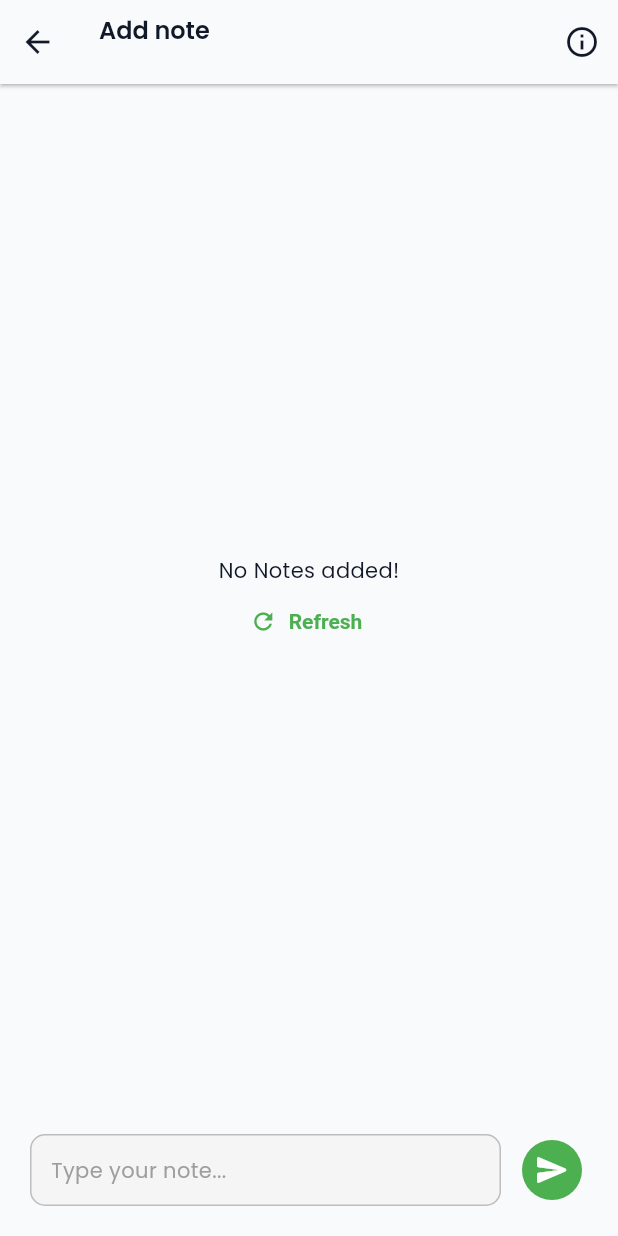
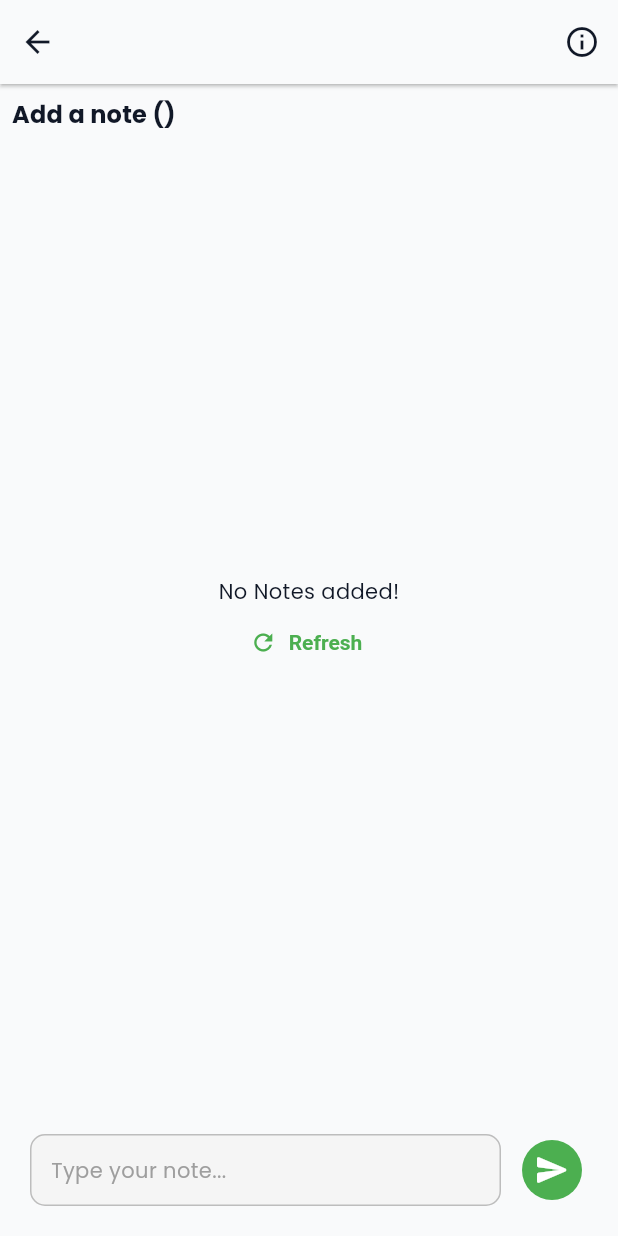
Before and after one commit to fazilmobil80/LimeWyre, a Flutter app: the GroupNote screen opened directly with empty values, on a phone screen of 412 x 824 dp. Run offline on Flutter 3.47's test engine with Material 3 defaults, Android fonts, the phone set to English and light mode, and no system bars; our stand-ins replace flutter_linkify, fluttertoast, get, google_fonts, hive_flutter, iconsax and 3 more; missing offline and left inert: amplify_api, amplify_auth_cognito, amplify_flutter, amplify_storage_s3, receive_sharing_intent; accounts and stored records are empty; network calls fail.

Commit message:
New fixes from Android

```diff
--- a/limewyre/lib/appModules/group/group_note.dart
+++ b/limewyre/lib/appModules/group/group_note.dart
@@ -45,12 +45,13 @@ class _GroupNoteState extends State<GroupNote> {
         title: Column(
           crossAxisAlignment: CrossAxisAlignment.start,
           children: [
-            Text('Add note'),
+            // Text('Add note'),
+            Text(widget.group.groupName),
             Obx(
               () => Text(
-                groupController.groupMembers.length <= 1
-                    ? widget.group.groupName
-                    : "${widget.group.groupName} • ${groupController.groupMembers.length} members",
+                groupController.groupMembers
+                    .map((m) => m.userEmailId.split('@').first)
+                    .join(', '),
                 style: Get.textTheme.bodySmall!.copyWith(color: Colors.grey),
               ),
             ),
@@ -75,6 +76,18 @@ class _GroupNoteState extends State<GroupNote> {
           child: Column(
             crossAxisAlignment: CrossAxisAlignment.start,
             children: [
+              Column(
+                crossAxisAlignment: CrossAxisAlignment.start,
+                children: [
+                  Text(
+                    'Add a note (${widget.group.groupName})',
+                    style: Get.textTheme.titleMedium!.copyWith(
+                      fontWeight: FontWeight.bold,
+                    ),
+                  ),
+                  const SizedBox(height: 5),
+                ],
+              ),
               Expanded(
                 child: Obx(() {
                   if (noteController.isLoading.value) {
--- a/limewyre/lib/appModules/home/home_controller.dart
+++ b/limewyre/lib/appModules/home/home_controller.dart
@@ -18,7 +18,7 @@ class HomeController extends GetxController {
     },
     {
       'label': 'Ask',
-      'title': 'Ask from your notes',
+      'title': 'Query from your notes',
       'icon': Icons.auto_awesome,
       'page': AskAiPage(),
     },
--- a/limewyre/lib/appModules/notes/notes_controller.dart
+++ b/limewyre/lib/appModules/notes/notes_controller.dart
@@ -117,6 +117,7 @@ class NotesController extends GetxController {
     if (res.isOk) {
       Fluttertoast.showToast(msg: 'Note deleted');
       noteList.removeWhere((element) => element['note_id'] == noteId);
+      listNotes(groupId);
     } else {
       log("Error deleting notes : ${res.statusText}'}");
     }
```
Also changed, not shown: limewyre/lib/appModules/ai/ai_controller.dart (+9 -6 lines), limewyre/lib/appModules/notes/personal_notes.dart (+12 -18 lines), 1 other file.
